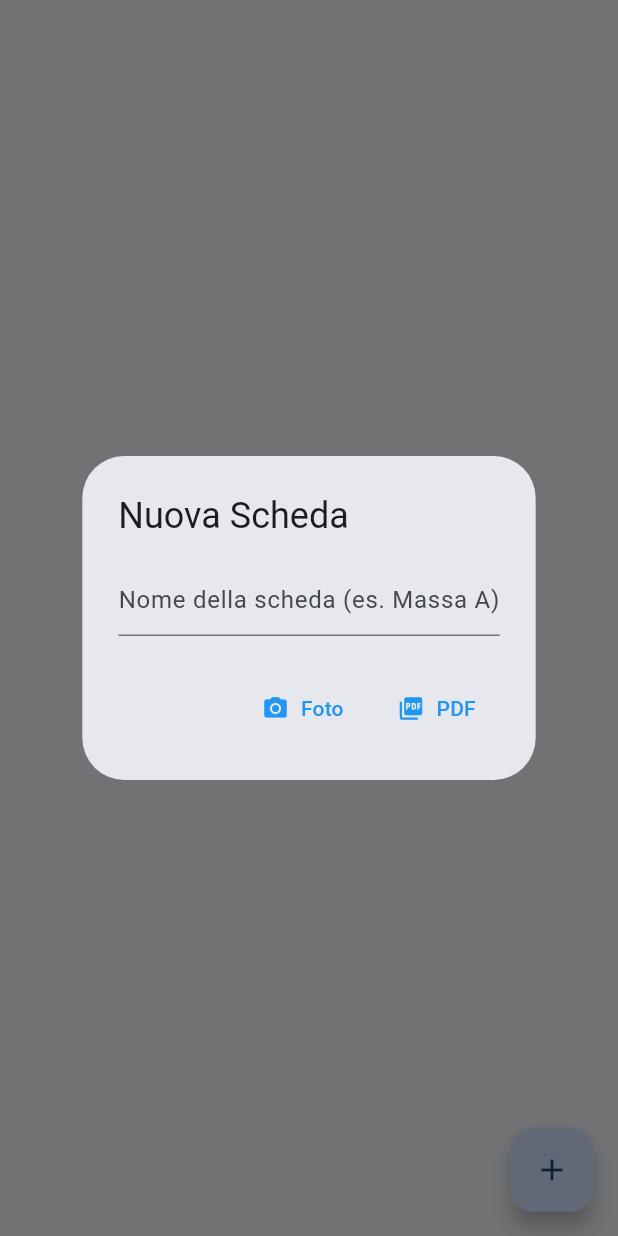
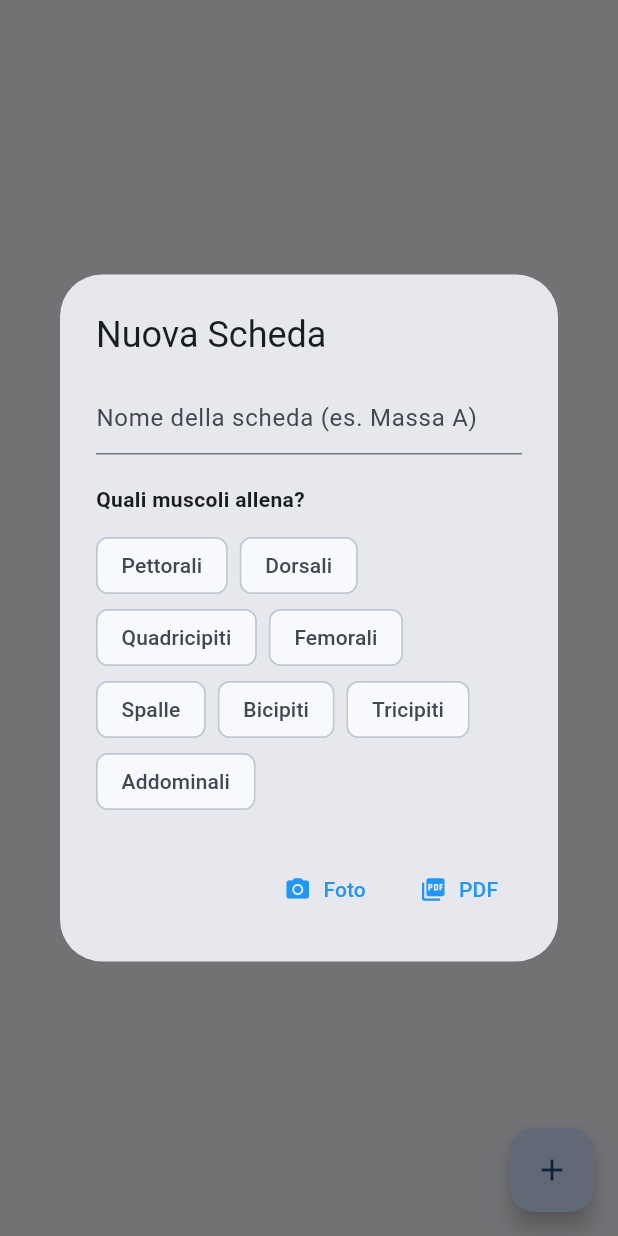
Before and after one commit to timothy-giolito/MyGymGuard, a Flutter app: the PaginaSchede screen opened directly, after a tap on the "add" icon, on a phone screen of 412 x 824 dp. Run offline on Flutter 3.47's test engine with Material 3 defaults, Android fonts, the phone set to English and light mode, and no system bars; our stand-ins replace file_picker, image_picker.

Commit message:
provider schede-heatmap

```diff
--- a/lib/screens/pagina_schede.dart
+++ b/lib/screens/pagina_schede.dart
@@ -1,17 +1,24 @@
 import 'package:flutter/material.dart';
 import 'package:image_picker/image_picker.dart';
 import 'package:file_picker/file_picker.dart';
+import 'package:provider/provider.dart';
+
+// 1. IMPORTA IL PROVIDER
+import '../providers/recupero_provider.dart';
 
 // Modello dati per la singola scheda
 class SchedaAllenamento {
   final String nome;
   final String percorsoFile;
   final bool isImage; // true se è una foto, false se è un PDF
+  final List<String>
+  muscoliCoinvolti; // 2. NUOVO: Lista dei muscoli che questa scheda allena
 
   SchedaAllenamento({
     required this.nome,
     required this.percorsoFile,
     required this.isImage,
+    required this.muscoliCoinvolti,
   });
 }
 
@@ -23,35 +30,92 @@ class PaginaSchede extends StatefulWidget {
 }
 
 class _PaginaSchedeState extends State<PaginaSchede> {
-  // La nostra lista (archivio) di schede salvate
   final List<SchedaAllenamento> _mieSchede = [];
   final ImagePicker _picker = ImagePicker();
 
-  // Funzione per aggiungere una nuova scheda alla lista
-  void _aggiungiScheda(String nome, String path, bool isImage) {
+  // I muscoli disponibili (devono coincidere con i nomi nel tuo RecuperoProvider)
+  final List<String> _tuttiIMuscoli = [
+    'Pettorali',
+    'Dorsali',
+    'Quadricipiti',
+    'Femorali',
+    'Spalle',
+    'Bicipiti',
+    'Tricipiti',
+    'Addominali',
+  ];
+
+  void _aggiungiScheda(
+    String nome,
+    String path,
+    bool isImage,
+    List<String> muscoli,
+  ) {
     setState(() {
       _mieSchede.add(
-        SchedaAllenamento(nome: nome, percorsoFile: path, isImage: isImage),
+        SchedaAllenamento(
+          nome: nome,
+          percorsoFile: path,
+          isImage: isImage,
+          muscoliCoinvolti: muscoli,
+        ),
       );
     });
   }
 
-  // Finestra di dialogo per chiedere il nome e il tipo di file
   void _mostraDialogoCaricamento() {
     String nomeInserito = "";
+    List<String> muscoliSelezionati =
+        []; // Tiene traccia dei muscoli scelti nel dialog
 
     showDialog(
       context: context,
-      builder: (context) => AlertDialog(
+      builder: (context) => StatefulBuilder(
+        // StatefulBuilder serve per far funzionare le checkbox nel popup
+        builder: (context, setStateDialog) {
+          return AlertDialog(
             title: const Text('Nuova Scheda'),
-        content: TextField(
+            content: SingleChildScrollView(
+              child: Column(
+                mainAxisSize: MainAxisSize.min,
+                crossAxisAlignment: CrossAxisAlignment.start,
+                children: [
+                  TextField(
                     decoration: const InputDecoration(
                       hintText: "Nome della scheda (es. Massa A)",
                     ),
                     onChanged: (value) => nomeInserito = value,
                   ),
+                  const SizedBox(height: 20),
+                  const Text(
+                    "Quali muscoli allena?",
+                    style: TextStyle(fontWeight: FontWeight.bold),
+                  ),
+                  const SizedBox(height: 10),
+                  // 3. SELEZIONE MUSCOLI: Creiamo dei "chip" cliccabili
+                  Wrap(
+                    spacing: 8.0,
+                    children: _tuttiIMuscoli.map((muscolo) {
+                      final isSelected = muscoliSelezionati.contains(muscolo);
+                      return FilterChip(
+                        label: Text(muscolo),
+                        selected: isSelected,
+                        onSelected: (selected) {
+                          setStateDialog(() {
+                            if (selected) {
+                              muscoliSelezionati.add(muscolo);
+                            } else {
+                              muscoliSelezionati.remove(muscolo);
+                            }
+                          });
+                        },
+                      );
+                    }).toList(),
+                  ),
+                ],
+              ),
+            ),
             actions: [
-          // Opzione Foto
               TextButton.icon(
                 icon: const Icon(Icons.camera_alt),
                 label: const Text('Foto'),
@@ -61,28 +125,40 @@ class _PaginaSchedeState extends State<PaginaSchede> {
                     source: ImageSource.camera,
                   );
                   if (foto != null) {
-                _aggiungiScheda(nomeInserito, foto.path, true);
-                Navigator.pop(context);
+                    _aggiungiScheda(
+                      nomeInserito,
+                      foto.path,
+                      true,
+                      muscoliSelezionati,
+                    );
+                    if (context.mounted) Navigator.pop(context);
                   }
                 },
               ),
-          // Opzione PDF
               TextButton.icon(
                 icon: const Icon(Icons.picture_as_pdf),
                 label: const Text('PDF'),
                 onPressed: () async {
                   if (nomeInserito.isEmpty) return;
-              FilePickerResult? result = await FilePicker.platform.pickFiles(
+                  FilePickerResult? result = await FilePicker.platform
+                      .pickFiles(
                         type: FileType.custom,
                         allowedExtensions: ['pdf'],
                       );
                   if (result != null) {
-                _aggiungiScheda(nomeInserito, result.files.single.path!, false);
-                Navigator.pop(context);
+                    _aggiungiScheda(
+                      nomeInserito,
+                      result.files.single.path!,
+                      false,
+                      muscoliSelezionati,
+                    );
+                    if (context.mounted) Navigator.pop(context);
                   }
                 },
               ),
             ],
+          );
+        },
       ),
     );
   }
@@ -101,9 +177,49 @@ class _PaginaSchedeState extends State<PaginaSchede> {
                     scheda.isImage ? Icons.image : Icons.picture_as_pdf,
                   ),
                   title: Text(scheda.nome),
+                  // Mostriamo i muscoli taggati come sottotitolo
                   subtitle: Text(
-                    scheda.percorsoFile.split('/').last,
-                  ), // Mostra il nome del file
+                    scheda.muscoliCoinvolti.isEmpty
+                        ? 'Nessun muscolo taggato'
+                        : scheda.muscoliCoinvolti.join(', '),
+                    style: const TextStyle(fontSize: 12),
+                  ),
+                  // 4. BOTTONE COMPLETA ALLENAMENTO
+                  trailing: IconButton(
+                    icon: const Icon(
+                      Icons.check_circle_outline,
+                      color: Colors.green,
+                      size: 30,
+                    ),
+                    tooltip: "Completa Allenamento",
+                    onPressed: () {
+                      if (scheda.muscoliCoinvolti.isEmpty) {
+                        ScaffoldMessenger.of(context).showSnackBar(
+                          const SnackBar(
+                            content: Text(
+                              'Nessun muscolo associato a questa scheda!',
+                            ),
+                          ),
+                        );
+                        return;
+                      }
+
+                      // CHIAMATA AL PROVIDER!
+                      // Questo aggiornerà automaticamente la Heatmap
+                      context.read<RecuperoProvider>().allenaMuscoli(
+                        scheda.muscoliCoinvolti,
+                      );
+
+                      ScaffoldMessenger.of(context).showSnackBar(
+                        SnackBar(
+                          content: Text(
+                            'Allenamento completato! Heatmap aggiornata.',
+                          ),
+                          backgroundColor: Colors.green,
+                        ),
+                      );
+                    },
+                  ),
                   onTap: () {
                     // Qui in futuro aggiungeremo la funzione per APRIRE e vedere il file
                     ScaffoldMessenger.of(context).showSnackBar(
```
Lines whose indentation alone changed are shown as unchanged.
